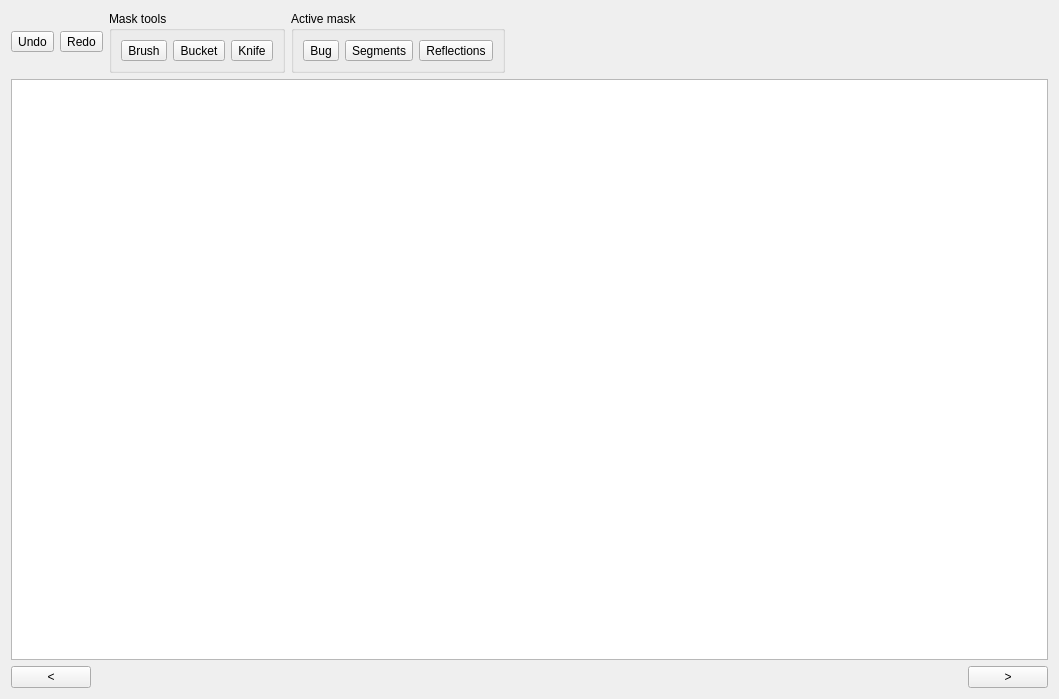
mrazr/maphis, file arthropod_describer/view/ui/mask_edit_view.ui: the form before one commit.
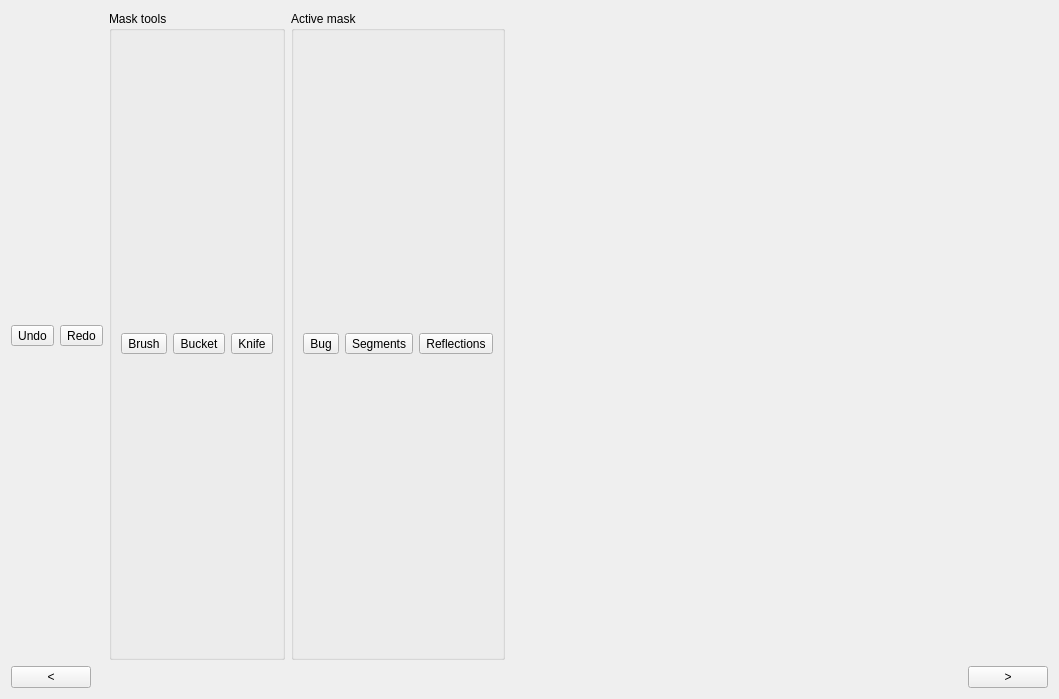
The form after the commit.

Commit message: fixed the opposite order of btnNext/btnPrevious in UI

```diff
--- a/arthropod_describer/view/ui/mask_edit_view.ui
+++ b/arthropod_describer/view/ui/mask_edit_view.ui
@@ -160,16 +160,12 @@
     </layout>
    </item>
    <item>
-    <layout class="QHBoxLayout" name="center">
-     <item>
-      <widget class="QGraphicsView" name="maskEditor"/>
-     </item>
-    </layout>
+    <layout class="QHBoxLayout" name="center"/>
    </item>
    <item>
     <layout class="QHBoxLayout" name="controls">
      <item>
-      <widget class="QPushButton" name="btnNext">
+      <widget class="QPushButton" name="btnPrevious">
        <property name="sizePolicy">
         <sizepolicy hsizetype="Minimum" vsizetype="Fixed">
          <horstretch>0</horstretch>
@@ -208,7 +204,7 @@
       </spacer>
      </item>
      <item>
-      <widget class="QPushButton" name="btnPrevious">
+      <widget class="QPushButton" name="btnNext">
        <property name="text">
         <string>&gt;</string>
        </property>
```
The commit also changes 1 other file.
